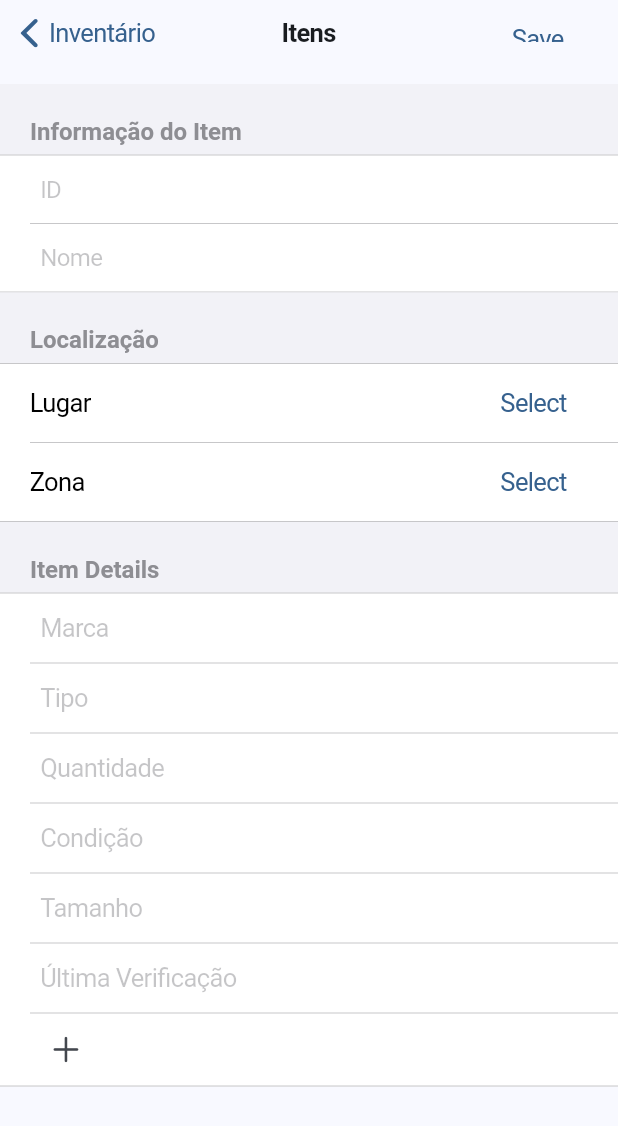
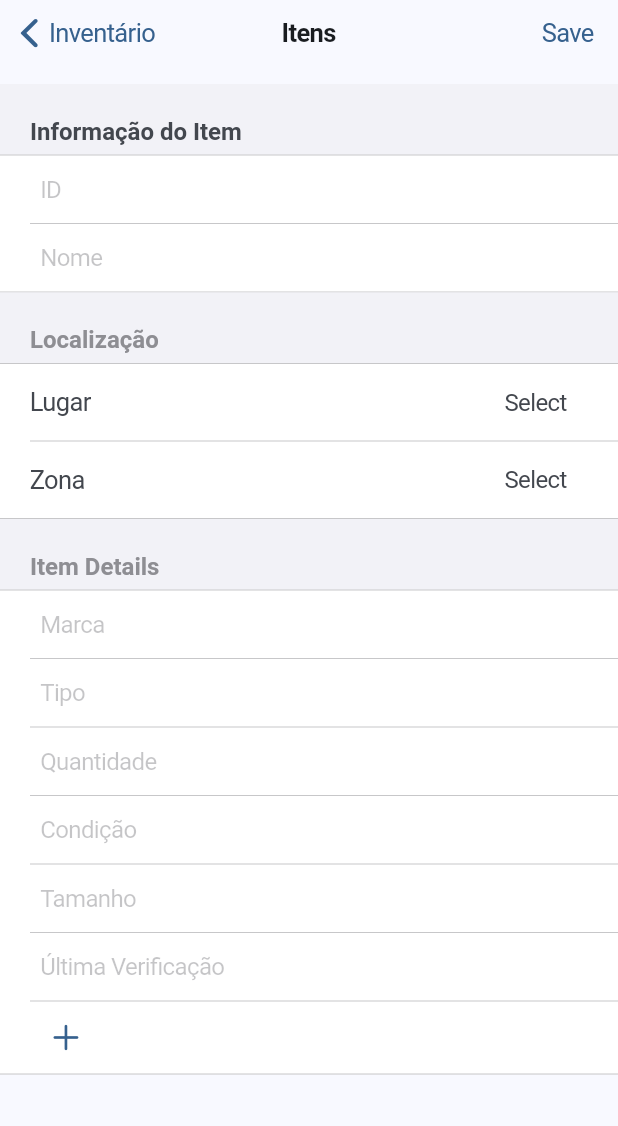
Before and after one commit to the-silveira/RoomInventory, a Flutter app: the AddItemPage screen opened directly, on a phone screen of 412 x 824 dp. Shown: the top 1126 px of the screen. Run offline on Flutter 3.47's test engine with Material 3 defaults, Android fonts, the phone set to English and light mode, and no system bars; our stand-ins replace shared_preferences, table_calendar; accounts and stored records are empty; network calls fail.

Commit message:
UI Changes (#10)
Co-authored-by: Silveira-Guilherme <>

```diff
--- a/roominventory/lib/appbar/appbar_back.dart
+++ b/roominventory/lib/appbar/appbar_back.dart
@@ -22,7 +22,12 @@ class AddNavigationBar extends StatelessWidget implements ObstructingPreferredSi
       backgroundColor: Theme.of(context).colorScheme.surface,
       previousPageTitle: previousPageTitle, // This will appear if the page is not the root
       trailing: CupertinoButton(
-        child: Text('Save'),
+        padding: EdgeInsets.zero, // Remove default padding
+        minSize: 0, // Set minSize to 0 to avoid default constraints
+        child: Text(
+          'Save',
+        ),
+
         onPressed: onAddPressed,
       ),
     );
--- a/roominventory/lib/itens/item_add.dart
+++ b/roominventory/lib/itens/item_add.dart
@@ -161,7 +161,7 @@ class _AddItemPageState extends State<AddItemPage> {
       context: context,
       builder: (context) => Container(
         height: 300,
-        color: CupertinoColors.systemBackground,
+        color: Theme.of(context).colorScheme.surfaceContainer,
         child: Column(
           children: [
             Row(
@@ -186,7 +186,12 @@ class _AddItemPageState extends State<AddItemPage> {
                     _filterZones(selectedPlace);
                   });
                 },
-                children: places.map((place) => Text(place['PlaceName'])).toList(),
+                children: places
+                    .map((place) => Text(
+                          place['PlaceName'],
+                          style: TextStyle(color: Theme.of(context).colorScheme.onSurface),
+                        ))
+                    .toList(),
               ),
             ),
           ],
@@ -200,7 +205,7 @@ class _AddItemPageState extends State<AddItemPage> {
       context: context,
       builder: (context) => Container(
         height: 300,
-        color: CupertinoColors.systemBackground,
+        color: Theme.of(context).colorScheme.surfaceContainer,
         child: Column(
           children: [
             Row(
@@ -224,7 +229,12 @@ class _AddItemPageState extends State<AddItemPage> {
                     selectedZone = filteredZones[index]['IdZone'];
                   });
                 },
-                children: filteredZones.map((zone) => Text(zone['ZoneName'])).toList(),
+                children: filteredZones
+                    .map((zone) => Text(
+                          zone['ZoneName'],
+                          style: TextStyle(color: Theme.of(context).colorScheme.onSurface),
+                        ))
+                    .toList(),
               ),
             ),
           ],
@@ -251,22 +261,18 @@ class _AddItemPageState extends State<AddItemPage> {
                     CupertinoFormSection(
                       header: Text(
                         "Informação do Item",
-                        style: TextStyle(
-                          fontSize: 16,
-                          fontWeight: FontWeight.w600,
-                          color: CupertinoColors.systemGrey,
-                        ),
+                        style: TextStyle(fontSize: 16, fontWeight: FontWeight.w600, color: Theme.of(context).colorScheme.onSurfaceVariant),
                       ),
                       children: [
                         CupertinoTextFormFieldRow(
                           controller: _idItemController,
                           placeholder: 'ID',
-                          style: TextStyle(fontSize: 16),
+                          style: TextStyle(fontSize: 16, color: Theme.of(context).colorScheme.onSurfaceVariant),
                         ),
                         CupertinoTextFormFieldRow(
                           controller: _itemNameController,
                           placeholder: 'Nome',
-                          style: TextStyle(fontSize: 16),
+                          style: TextStyle(fontSize: 16, color: Theme.of(context).colorScheme.onSurfaceVariant),
                         ),
                       ],
                     ),
@@ -283,16 +289,28 @@ class _AddItemPageState extends State<AddItemPage> {
                       ),
                       children: [
                         CupertinoListTile(
-                          title: Text("Lugar"),
+                          title: Text(
+                            "Lugar",
+                            style: TextStyle(color: Theme.of(context).colorScheme.onSurfaceVariant),
+                          ),
                           trailing: CupertinoButton(
-                            child: Text(selectedPlace != null ? places.firstWhere((place) => place['IdPlace'] == selectedPlace)['PlaceName'] : 'Select'),
+                            child: Text(
+                              selectedPlace != null ? places.firstWhere((place) => place['IdPlace'] == selectedPlace)['PlaceName'] : 'Select',
+                              style: TextStyle(fontSize: 16, color: Theme.of(context).colorScheme.onSurfaceVariant),
+                            ),
                             onPressed: _showPlacePicker,
                           ),
                         ),
                         CupertinoListTile(
-                          title: Text("Zona"),
+                          title: Text(
+                            "Zona",
+                            style: TextStyle(color: Theme.of(context).colorScheme.onSurfaceVariant),
+                          ),
                           trailing: CupertinoButton(
-                            child: Text(selectedZone != null ? filteredZones.firstWhere((zone) => zone['IdZone'] == selectedZone)['ZoneName'] : 'Select'),
+                            child: Text(
+                              selectedZone != null ? filteredZones.firstWhere((zone) => zone['IdZone'] == selectedZone)['ZoneName'] : 'Select',
+                              style: TextStyle(fontSize: 16, color: Theme.of(context).colorScheme.onSurfaceVariant),
+                            ),
                             onPressed: _showZonePicker,
                           ),
                         ),
@@ -310,12 +328,36 @@ class _AddItemPageState extends State<AddItemPage> {
                         ),
                       ),
                       children: [
-                        CupertinoTextFormFieldRow(controller: _marcaController, placeholder: 'Marca'),
-                        CupertinoTextFormFieldRow(controller: _tipoController, placeholder: 'Tipo'),
-                        CupertinoTextFormFieldRow(controller: _quantidadeController, placeholder: 'Quantidade'),
-                        CupertinoTextFormFieldRow(controller: _condicaoController, placeholder: 'Condição'),
-                        CupertinoTextFormFieldRow(controller: _tamanhoController, placeholder: 'Tamanho'),
-                        CupertinoTextFormFieldRow(controller: _ultimaVerificacaoController, placeholder: 'Última Verificação'),
+                        CupertinoTextFormFieldRow(
+                          controller: _marcaController,
+                          placeholder: 'Marca',
+                          style: TextStyle(fontSize: 16, color: Theme.of(context).colorScheme.onSurfaceVariant),
+                        ),
+                        CupertinoTextFormFieldRow(
+                          controller: _tipoController,
+                          placeholder: 'Tipo',
+                          style: TextStyle(fontSize: 16, color: Theme.of(context).colorScheme.onSurfaceVariant),
+                        ),
+                        CupertinoTextFormFieldRow(
+                          controller: _quantidadeController,
+                          placeholder: 'Quantidade',
+                          style: TextStyle(fontSize: 16, color: Theme.of(context).colorScheme.onSurfaceVariant),
+                        ),
+                        CupertinoTextFormFieldRow(
+                          controller: _condicaoController,
+                          placeholder: 'Condição',
+                          style: TextStyle(fontSize: 16, color: Theme.of(context).colorScheme.onSurfaceVariant),
+                        ),
+                        CupertinoTextFormFieldRow(
+                          controller: _tamanhoController,
+                          placeholder: 'Tamanho',
+                          style: TextStyle(fontSize: 16, color: Theme.of(context).colorScheme.onSurfaceVariant),
+                        ),
+                        CupertinoTextFormFieldRow(
+                          controller: _ultimaVerificacaoController,
+                          placeholder: 'Última Verificação',
+                          style: TextStyle(fontSize: 16, color: Theme.of(context).colorScheme.onSurfaceVariant),
+                        ),
 
                         // Dynamic Inputs Section (right below the Details Section)
                         ..._dynamicInputs.map((input) {
@@ -329,6 +371,7 @@ class _AddItemPageState extends State<AddItemPage> {
                                     child: CupertinoTextFormFieldRow(
                                       controller: input['detalhe'],
                                       placeholder: 'Detalhe',
+                                      style: TextStyle(fontSize: 16, color: Theme.of(context).colorScheme.onSurfaceVariant),
                                     ),
                                   ),
                                   SizedBox(width: 5), // Add some spacing between the inputs
@@ -337,6 +380,7 @@ class _AddItemPageState extends State<AddItemPage> {
                                     child: CupertinoTextFormFieldRow(
                                       controller: input['detalheName'],
                                       placeholder: 'Detalhe Name',
+                                      style: TextStyle(fontSize: 16, color: Theme.of(context).colorScheme.onSurfaceVariant),
                                     ),
                                   ),
                                   SizedBox(width: 10), // Add some spacing between the inputs and the button
@@ -353,11 +397,13 @@ class _AddItemPageState extends State<AddItemPage> {
                           );
                         }).toList(),
                         CupertinoListTile(
-                          title: IconButton(
-                            onPressed: _addDynamicInput,
-                            icon: Icon(CupertinoIcons.add),
+                            title: IconButton(
+                          onPressed: _addDynamicInput,
+                          icon: Icon(
+                            CupertinoIcons.add,
+                            color: Theme.of(context).colorScheme.primary,
                           ),
-                        ),
+                        )),
                       ],
                     ),
                   ],
--- a/roominventory/lib/main.dart
+++ b/roominventory/lib/main.dart
@@ -38,7 +38,7 @@ class _MyAppState extends State<MyApp> {
           seedColor: Colors.blue,
           brightness: Brightness.light, // Light theme
         ),
-        textTheme: TextTheme(
+        textTheme: const TextTheme(
           bodyLarge: TextStyle(color: Colors.black), // Custom text color
         ),
       ),
--- a/roominventory/pubspec.yaml
+++ b/roominventory/pubspec.yaml
@@ -15,6 +15,7 @@ dependencies:
   shared_preferences: ^2.3.3
   provider: ^6.1.2
   uuid: ^4.5.1
+  table_calendar: ^3.2.0
 
 dev_dependencies:
   flutter_test:
```
Also changed, not shown: roominventory/lib/calendar/calendar.dart (added, +191 -0 lines), roominventory/lib/drawer/drawer.dart (+27 -5 lines), roominventory/lib/eventos/eventdetails.dart (+29 -24 lines), roominventory/lib/eventos/eventos.dart (+22 -9 lines), roominventory/lib/eventos/eventos_add.dart (added, +202 -0 lines), roominventory/pubspec.lock.
